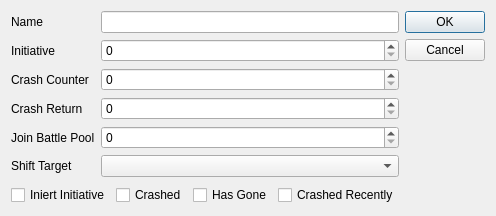
ErikSeguinte/ex-3e-tracker-Python, file lib/Modification_Window.ui: the form before one commit.
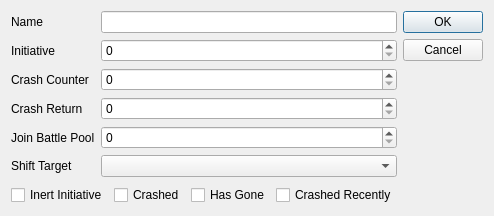
The form after the commit.

Commit message: Fixed Type in modification window. (iniert -> Inert)

What changed in the file:
```diff
--- a/lib/Modification_Window.ui
+++ b/lib/Modification_Window.ui
@@ -85,7 +85,7 @@
        <item>
         <widget class="QCheckBox" name="inertcheckBox">
          <property name="text">
-          <string>Iniert Initiative</string>
+          <string>Inert Initiative</string>
          </property>
         </widget>
        </item>
```
The commit also changes 1 other file.
